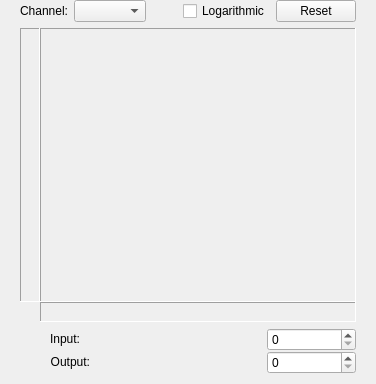
KDE/krita, file plugins/filters/colorsfilters/wdg_perchannel.ui: the form before one commit.
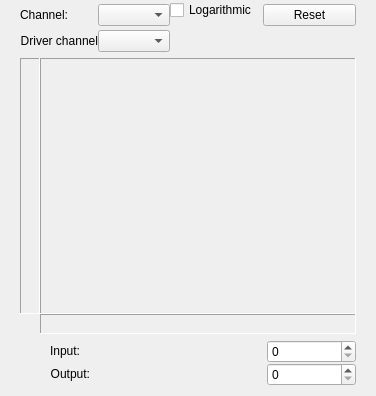
The form after the commit. Custom widgets are drawn as their Qt base class.

Commit message: Add cross-channel adjustment filter

The edit to the form file:
```diff
--- a/plugins/filters/colorsfilters/wdg_perchannel.ui
+++ b/plugins/filters/colorsfilters/wdg_perchannel.ui
@@ -319,11 +319,31 @@
     </layout>
    </item>
    <item row="0" column="1" colspan="2">
-    <layout class="QHBoxLayout" stretch="1,2,2,1,0">
-     <property name="spacing">
-      <number>6</number>
-     </property>
-     <item>
+    <layout class="QGridLayout" name="gridLayout_3">
+     <item row="0" column="2">
+      <widget class="QCheckBox" name="chkLogarithmic">
+       <property name="text">
+        <string>Logarithmic</string>
+       </property>
+      </widget>
+     </item>
+     <item row="0" column="1" rowspan="2">
+      <widget class="QComboBox" name="cmbChannel"/>
+     </item>
+     <item row="0" column="3" rowspan="2">
+      <widget class="QPushButton" name="resetButton">
+       <property name="sizePolicy">
+        <sizepolicy hsizetype="MinimumExpanding" vsizetype="Fixed">
+         <horstretch>0</horstretch>
+         <verstretch>0</verstretch>
+        </sizepolicy>
+       </property>
+       <property name="text">
+        <string>Reset</string>
+       </property>
+      </widget>
+     </item>
+     <item row="0" column="0" rowspan="2">
       <widget class="QLabel" name="textLabel1">
        <property name="sizePolicy">
         <sizepolicy hsizetype="Maximum" vsizetype="Fixed">
@@ -339,10 +359,7 @@
        </property>
       </widget>
      </item>
-     <item>
-      <widget class="QComboBox" name="cmbChannel"/>
-     </item>
-     <item>
+     <item row="1" column="2">
       <spacer name="horizontalSpacer_4">
        <property name="orientation">
         <enum>Qt::Horizontal</enum>
@@ -355,23 +372,16 @@
        </property>
       </spacer>
      </item>
-     <item>
-      <widget class="QCheckBox" name="chkLogarithmic">
-       <property name="text">
-        <string>Logarithmic</string>
-       </property>
-      </widget>
+     <item row="2" column="1">
+      <widget class="QComboBox" name="cmbDriverChannel"/>
      </item>
-     <item>
-      <widget class="QPushButton" name="resetButton">
-       <property name="sizePolicy">
-        <sizepolicy hsizetype="MinimumExpanding" vsizetype="Fixed">
-         <horstretch>0</horstretch>
-         <verstretch>0</verstretch>
-        </sizepolicy>
-       </property>
+     <item row="2" column="0">
+      <widget class="QLabel" name="lblDriverChannel">
        <property name="text">
-        <string>Reset</string>
+        <string>Driver channel</string>
+       </property>
+       <property name="alignment">
+        <set>Qt::AlignRight|Qt::AlignTrailing|Qt::AlignVCenter</set>
        </property>
       </widget>
      </item>
```
The commit also changes 6 other files.
